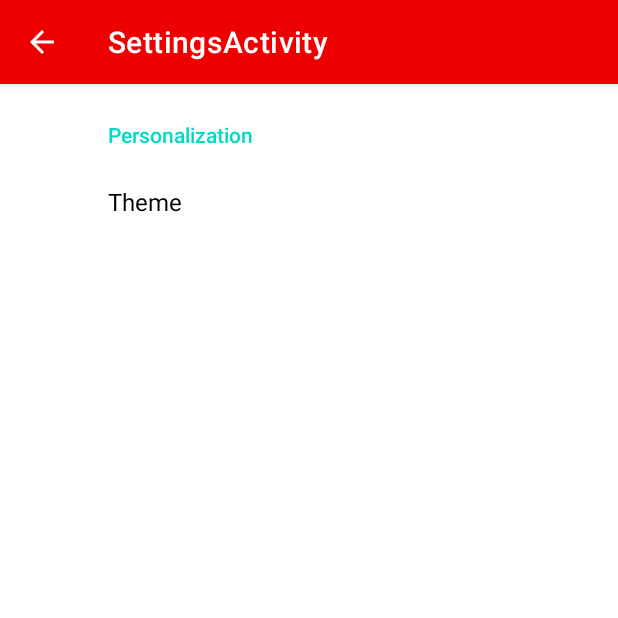
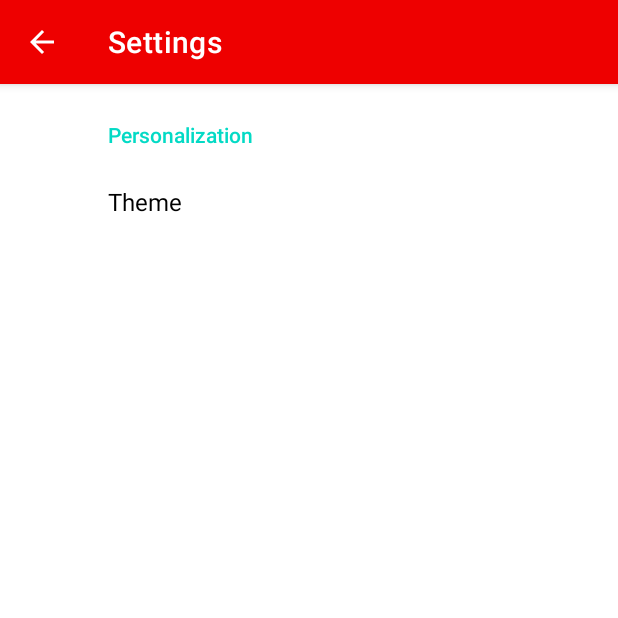
Before and after one commit to Yukon2077/Notes_By_Yukon, an Android app: the SettingsActivity screen opened directly, with no data from a screen before it, on a phone screen of 412 x 824 dp, the top half of it. Run offline under Robolectric (Android 15) with nearby library versions, the phone set to English and light mode, and no system bars; our stand-ins replace androidx.preference.

Commit message:
Cleaned Up

```diff
--- a/app/src/main/res/layout/activity_main.xml
+++ b/app/src/main/res/layout/activity_main.xml
@@ -11,13 +11,11 @@
         android:layout_height="match_parent"
         tools:context="activities.MainActivity">
 
-
         <include
             android:id="@+id/toolbar"
             layout="@layout/toolbar"
             android:layout_width="match_parent"
             android:layout_height="wrap_content"
-            android:background="?attr/colorPrimary"
             app:layout_constraintEnd_toEndOf="parent"
             app:layout_constraintStart_toStartOf="parent"
             app:layout_constraintTop_toTopOf="parent" />
@@ -35,11 +33,11 @@
 
     <com.google.android.material.navigation.NavigationView
         android:id="@+id/navigationView"
-        android:layout_width="200dp"
+        android:layout_width="300dp"
         android:layout_height="match_parent"
         android:fitsSystemWindows="true"
         android:layout_gravity="start"
-        app:headerLayout="@layout/recyclerview_cardview"
+        app:menu="@menu/empty_menu"
         app:layout_constraintBottom_toBottomOf="parent"
         app:layout_constraintStart_toStartOf="parent"
         app:layout_constraintTop_toTopOf="parent" />
--- a/app/src/main/res/layout/activity_write.xml
+++ b/app/src/main/res/layout/activity_write.xml
@@ -1,5 +1,6 @@
 <?xml version="1.0" encoding="utf-8"?>
-<androidx.constraintlayout.widget.ConstraintLayout xmlns:android="http://schemas.android.com/apk/res/android"
+<androidx.constraintlayout.widget.ConstraintLayout
+    xmlns:android="http://schemas.android.com/apk/res/android"
     xmlns:app="http://schemas.android.com/apk/res-auto"
     xmlns:tools="http://schemas.android.com/tools"
     android:layout_width="match_parent"
@@ -11,7 +12,6 @@
         layout="@layout/toolbar"
         android:layout_width="match_parent"
         android:layout_height="wrap_content"
-        android:background="?attr/colorPrimary"
         app:layout_constraintEnd_toEndOf="parent"
         app:layout_constraintStart_toStartOf="parent"
         app:layout_constraintTop_toTopOf="parent" />
@@ -20,7 +20,6 @@
         android:id="@+id/editTextEntry"
         android:layout_width="0dp"
         android:layout_height="0dp"
-        android:ems="10"
         android:gravity="start|top"
         android:backgroundTint="@color/transparent"
         android:inputType="textMultiLine|textAutoCorrect|textCapSentences"
--- a/app/src/main/res/layout/settings_activity.xml
+++ b/app/src/main/res/layout/settings_activity.xml
@@ -1,4 +1,5 @@
-<LinearLayout xmlns:android="http://schemas.android.com/apk/res/android"
+<LinearLayout
+    xmlns:android="http://schemas.android.com/apk/res/android"
     android:layout_width="match_parent"
     android:layout_height="match_parent"
     android:orientation="vertical">
@@ -7,8 +8,7 @@
         android:id="@+id/toolbar"
         layout="@layout/toolbar"
         android:layout_width="match_parent"
-        android:layout_height="wrap_content"
-        android:background="?attr/colorPrimary" />
+        android:layout_height="wrap_content" />
 
     <FrameLayout
         android:id="@+id/settings"
--- a/app/src/main/res/layout/toolbar.xml
+++ b/app/src/main/res/layout/toolbar.xml
@@ -1,5 +1,6 @@
 <?xml version="1.0" encoding="utf-8"?>
-<androidx.appcompat.widget.Toolbar xmlns:android="http://schemas.android.com/apk/res/android"
+<androidx.appcompat.widget.Toolbar
+    xmlns:android="http://schemas.android.com/apk/res/android"
     xmlns:app="http://schemas.android.com/apk/res-auto"
     android:layout_width="match_parent"
     android:layout_height="?attr/actionBarSize"
--- a/app/src/main/res/values/arrays.xml
+++ b/app/src/main/res/values/arrays.xml
@@ -1,9 +1,9 @@
 <resources>
 
     <array name="theme_values">
+        <item>System Default</item>
         <item>Light</item>
         <item>Dark</item>
-        <item>System Default</item>
     </array>
 
 </resources>
--- a/app/src/main/res/values/strings.xml
+++ b/app/src/main/res/values/strings.xml
@@ -1,5 +1,3 @@
 <resources>
     <string name="app_name">Notes</string>
-    <string name="title_activity_settings">SettingsActivity</string>
-
 </resources>
--- a/app/src/main/res/xml/root_preferences.xml
+++ b/app/src/main/res/xml/root_preferences.xml
@@ -1,18 +1,14 @@
-<PreferenceScreen xmlns:android="http://schemas.android.com/apk/res/android"
-    xmlns:app="http://schemas.android.com/apk/res-auto">
+<PreferenceScreen
+    xmlns:android="http://schemas.android.com/apk/res/android">
+
     <PreferenceCategory android:title="Personalization">
 
-        <!--<CheckBoxPreference
-            android:defaultValue="false"
-            android:key="theme_checkbox"
-            android:title="Use Dark Mode" />-->
-
         <ListPreference
-            android:defaultValue="System Default"
+            android:title="Theme"
+            android:key="theme_list"
             android:entries="@array/theme_values"
             android:entryValues="@array/theme_values"
-            android:key="theme_list"
-            android:title="Theme" />
+            android:defaultValue="System Default"/>
 
     </PreferenceCategory>
 
```
Also changed, not shown: app/src/main/AndroidManifest.xml (+11 -6 lines), app/src/main/java/activities/SettingsActivity.java (+1 -18 lines), app/src/main/res/layout/recyclerview_cardview.xml (+11 -13 lines), app/src/main/res/menu/empty_menu.xml (added, +7 -0 lines).
